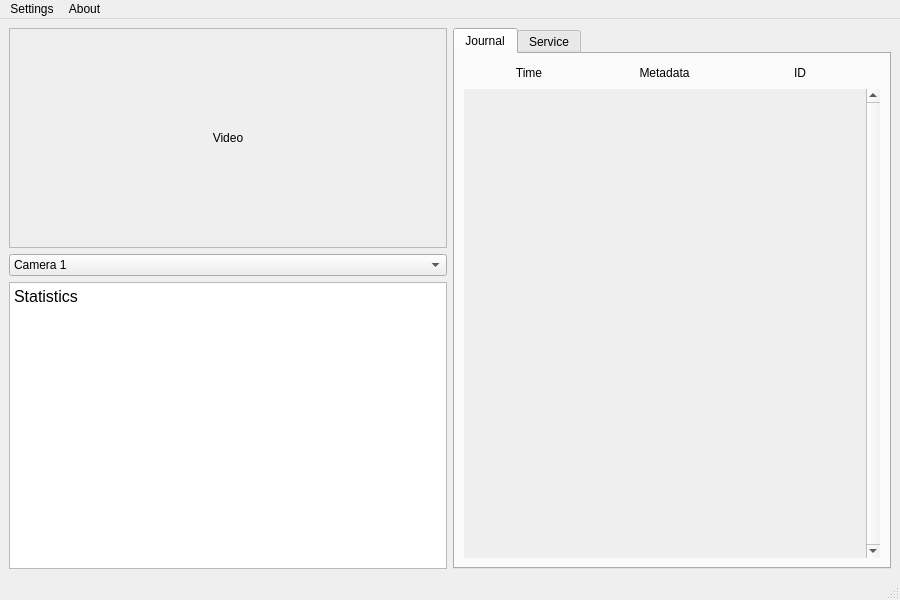
Old version of the form src/ui/mainwindow.ui in the repository Larinenok/BigEye.
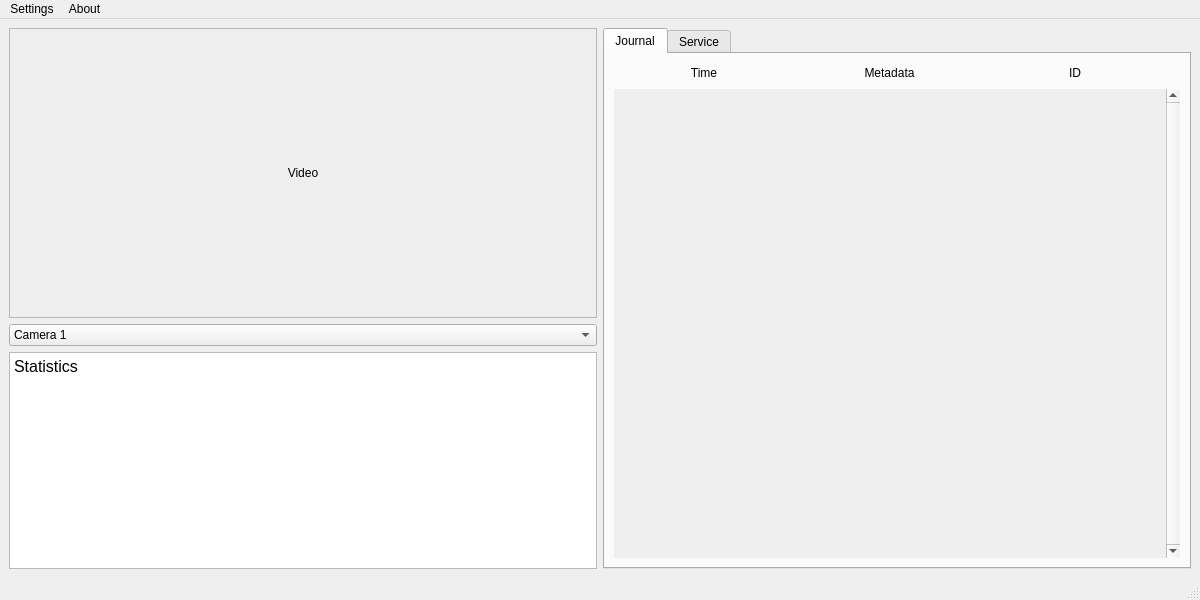
New version of the form.

```diff
--- a/src/ui/mainwindow.ui
+++ b/src/ui/mainwindow.ui
@@ -6,13 +6,13 @@
    <rect>
     <x>0</x>
     <y>0</y>
-    <width>900</width>
+    <width>1200</width>
     <height>600</height>
    </rect>
   </property>
   <property name="minimumSize">
    <size>
-    <width>900</width>
+    <width>1200</width>
     <height>600</height>
    </size>
   </property>
@@ -42,8 +42,14 @@
           <widget class="QLabel" name="video">
            <property name="minimumSize">
             <size>
-             <width>0</width>
-             <height>200</height>
+             <width>480</width>
+             <height>270</height>
+            </size>
+           </property>
+           <property name="maximumSize">
+            <size>
+             <width>1920</width>
+             <height>1080</height>
             </size>
            </property>
            <property name="text">
@@ -166,7 +172,7 @@
             <rect>
              <x>0</x>
              <y>0</y>
-             <width>400</width>
+             <width>550</width>
              <height>462</height>
             </rect>
            </property>
@@ -264,7 +270,7 @@
     <rect>
      <x>0</x>
      <y>0</y>
-     <width>900</width>
+     <width>1200</width>
      <height>28</height>
     </rect>
    </property>
```
Left out of the diff: 2 changed lines with no effect on the pictures.
